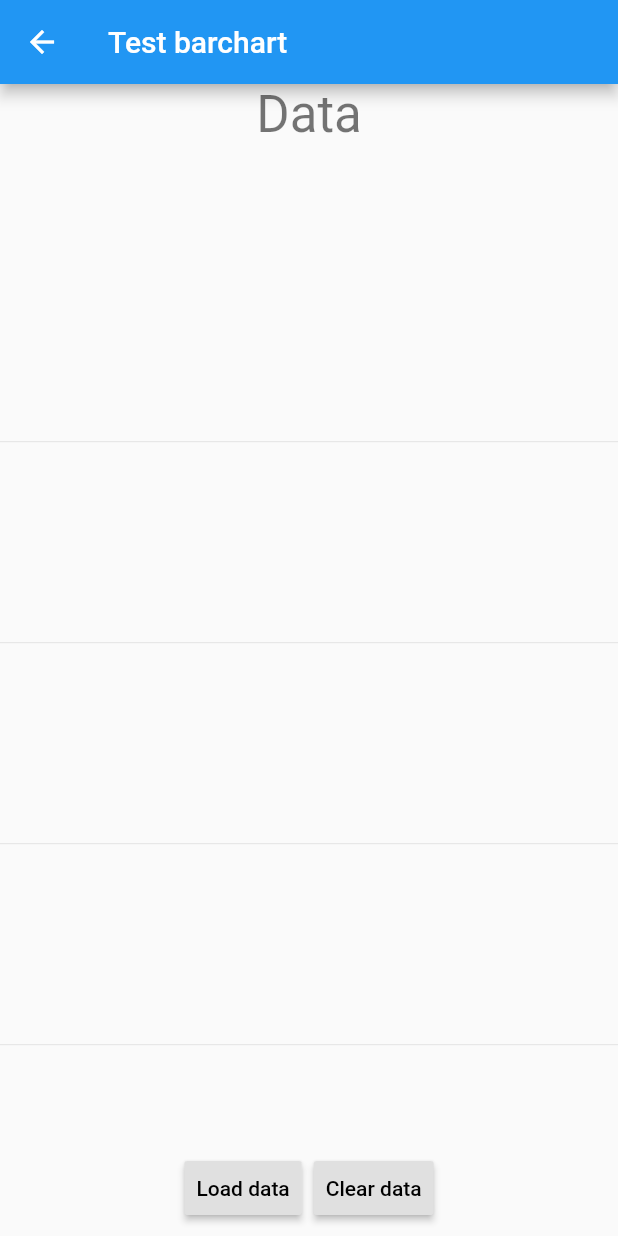
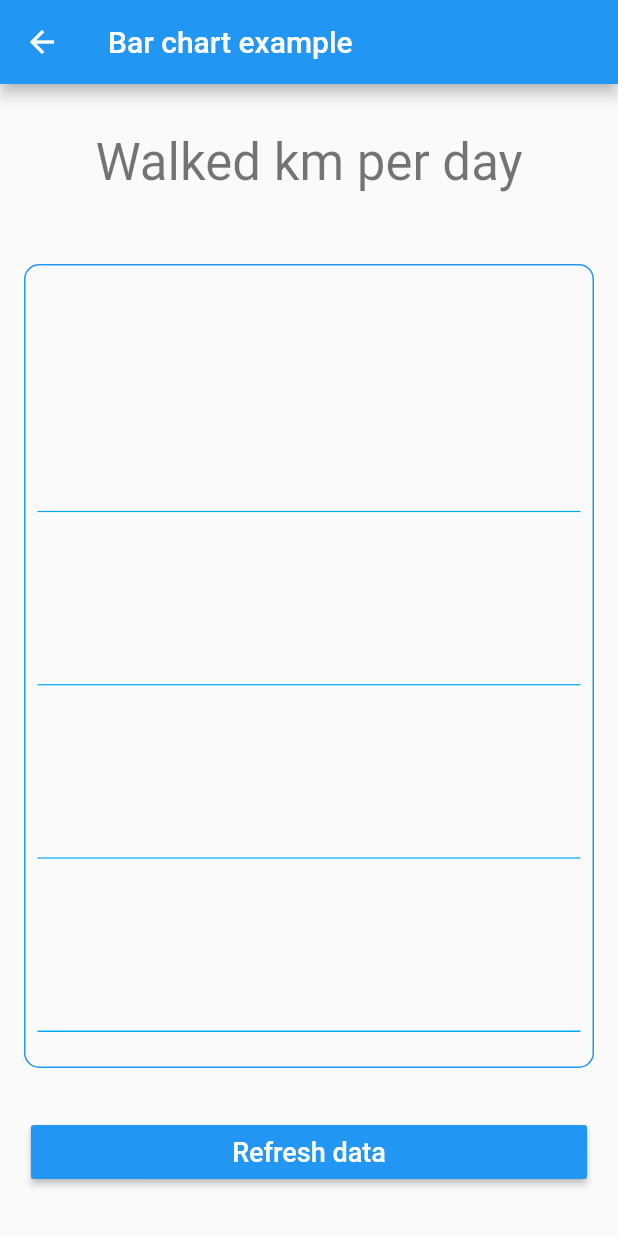
Before and after one commit to fgcan10/chart_components, a Flutter app: the BarChartPage screen opened by its route, on a phone screen of 412 x 824 dp. Run offline on Flutter 3.47's test engine with Material 2 defaults, Android fonts, the phone set to English and light mode, and no system bars.

Commit message:
Bar chart example page

```diff
--- a/example/lib/bar_chart_page.dart
+++ b/example/lib/bar_chart_page.dart
@@ -1,3 +1,5 @@
+import 'dart:math';
+
 import 'package:flutter/material.dart';
 import 'data_repository.dart';
 import 'package:chart_components/bar_chart_component.dart';
@@ -13,7 +15,7 @@ class _BarChartPageState extends State<BarChartPage> {
   List<double> emptyData = [];
   List<double> data;
   List<String> labels = [];
-  bool startDrawing = true;
+  bool loaded = false;
 
   @override
   void initState() {
@@ -25,15 +27,16 @@ class _BarChartPageState extends State<BarChartPage> {
   Widget build(BuildContext context) {
     return Scaffold(
       appBar: AppBar(
-        title: Text('Test barchart'),
+        title: Text('Bar chart example'),
       ),
       body: SafeArea(
         child: Column(
           crossAxisAlignment: CrossAxisAlignment.center,
           children: <Widget>[
             Container(
+              margin: EdgeInsets.only(top: 32),
               child: Text(
-                'Data',
+                'Walked km per day',
                 style: Theme.of(context).textTheme.display1,
               ),
             ),
@@ -42,6 +45,14 @@ class _BarChartPageState extends State<BarChartPage> {
             ),
             Expanded(
               flex: 5,
+              child: Container(
+                margin: EdgeInsets.all(16),
+                padding: EdgeInsets.only(bottom: 0, left: 8, right: 8, top: 8),
+                decoration: BoxDecoration(
+                  shape: BoxShape.rectangle,
+                  borderRadius: BorderRadius.all(Radius.circular(10)),
+                  border: Border.all(color: Theme.of(context).primaryColor),
+                ),
                 child: BarChart(
                   data: data,
                   labels: labels,
@@ -54,34 +65,41 @@ class _BarChartPageState extends State<BarChartPage> {
                   animationDuration: Duration(milliseconds: 1800),
                   animationCurve: Curves.easeInOutSine,
                   itemRadius: 30,
-                iconHeight: 16,
-                roundValuesOnText: true,
+                  iconHeight: 24,
+                  footerHeight: 24,
+                  headerValueHeight: 16,
+                  roundValuesOnText: false,
+                  lineGridColor: Colors.lightBlue,
+                ),
+              ),
+            ),
+            SizedBox(
+              height: 16,
+            ),
+            FractionallySizedBox(
+              widthFactor: 0.9,
+              child: RaisedButton(
+                color: Theme.of(context).primaryColor,
+                child: Text(
+                  'Refresh data',
+                  style: TextStyle(color: Colors.white, fontSize: 18),
+                ),
+                onPressed: () {
+                  setState(() {
+                    if (!loaded) {
+                      data = DataRepository.getData();
+                      loaded = true;
+                    } else {
+                      data[data.length - 1] =
+                          (Random().nextDouble() * 700).round() / 100;
+                    }
+                    labels = DataRepository.getLabels();
+                  });
+                },
               ),
             ),
             SizedBox(
               height: 32,
-            ),
-            ButtonBar(
-              alignment: MainAxisAlignment.center,
-              children: <Widget>[
-                RaisedButton(
-                    child: Text('Load data'),
-                    onPressed: () {
-                      setState(() {
-                        data = DataRepository.getData();
-                        labels = DataRepository.getLabels();
-                      });
-                    }),
-                RaisedButton(
-                  child: Text('Clear data'),
-                  onPressed: () {
-                    setState(() {
-                      data = [];
-                      labels = [];
-                    });
-                  },
-                )
-              ],
             ),
           ],
         ),
--- a/example/lib/calendar_grid_page.dart
+++ b/example/lib/calendar_grid_page.dart
@@ -34,6 +34,7 @@ class _CalendarGridPageState extends State<CalendarGridPage> {
                 year: 2020,
                 month: 1,
                 getColorOfDay: DataRepository.getDayColor,
+                animationDuration: Duration(milliseconds: 1500),
               ),
             ),
           ),
--- a/example/lib/data_repository.dart
+++ b/example/lib/data_repository.dart
@@ -2,32 +2,32 @@ import 'package:flutter/material.dart';
 
 class DataRepository {
   static List<double> data = [
-    2,
+    2.2,
+    0.7,
+    1.4,
+    4.3,
+    3.2,
+    2.1,
+    4.0,
+    2.7,
+    1.4,
+    2.2,
+    3.1,
+    1.9,
+    2.8,
+    1.5,
+    1.2,
     0,
-    1,
-    4,
-    3,
-    2,
-    4,
-    2,
-    1,
-    2,
-    3,
-    1,
-    2,
-    1,
-    1,
-    0,
-    2,
-    1,
-    2,
-    3,
-    4,
-    1,
-    2,
-    3,
-    4,
-    1,
+    2.9,
+    1.8,
+    2.2,
+    3.2,
+    4.5,
+    1.8,
+    2.0,
+    3.8,
+    4.1,
+    1.3,
   ];
 
   static List<double> getData() {
@@ -35,18 +35,54 @@ class DataRepository {
   }
 
   static List<String> getLabels() {
-    List<String> labels = ['a'];
+    List<String> labels = [
+      'mo',
+      'tu',
+      'we',
+      'th',
+      'fr',
+      'sa',
+      'su',
+      'mo',
+      'tu',
+      'we',
+      'th',
+      'fr',
+      'sa',
+      'su',
+      'mo',
+      'tu',
+      'we',
+      'th',
+      'fr',
+      'sa',
+      'su',
+      'mo',
+      'tu',
+      'we',
+      'th',
+      'fr',
+      'sa',
+      'su',
+      'mo',
+      'tu',
+      'we',
+      'th',
+      'fr',
+      'sa',
+      'su'
+    ];
 
     return labels;
   }
 
   static Color getColor(double value) {
-    if (value < 50) {
-      return Colors.red;
-    } else if (value < 100) {
-      return Colors.yellow;
+    if (value < 2) {
+      return Colors.indigo.shade100;
+    } else if (value < 4) {
+      return Colors.indigo.shade500;
     } else
-      return Colors.green;
+      return Colors.indigo.shade900;
   }
 
   static Color getDayColor(int day) {
@@ -60,19 +96,19 @@ class DataRepository {
     if (value < 1) {
       return Icon(
         Icons.sentiment_dissatisfied,
-        size: 16,
+        size: 24,
         color: getColor(value),
       );
     } else if (value < 2) {
       return Icon(
         Icons.sentiment_satisfied,
-        size: 16,
+        size: 24,
         color: getColor(value),
       );
     } else
       return Icon(
         Icons.sentiment_very_satisfied,
-        size: 16,
+        size: 24,
         color: getColor(value),
       );
   }
--- a/lib/bar_chart_component.dart
+++ b/lib/bar_chart_component.dart
@@ -115,28 +115,28 @@ class BarChart extends StatelessWidget {
           id: _Slot.baseline,
           child: Divider(
             color: lineGridColor,
-            thickness: 0.5,
+            thickness: 1,
           ),
         ),
         LayoutId(
           id: _Slot.divider14,
           child: Divider(
             color: lineGridColor,
-            thickness: 0.5,
+            thickness: 0.8,
           ),
         ),
         LayoutId(
           id: _Slot.divider24,
           child: Divider(
             color: lineGridColor,
-            thickness: 0.5,
+            thickness: 0.8,
           ),
         ),
         LayoutId(
           id: _Slot.divider34,
           child: Divider(
             color: lineGridColor,
-            thickness: 0.5,
+            thickness: 0.8,
           ),
         ),
         LayoutId(
@@ -182,6 +182,8 @@ class BarChart extends StatelessWidget {
       hideValue: hideValue,
       footerHeight: footerHeight,
       roundValuesOnText: roundValuesOnText,
+      iconHeight: iconHeight,
+      headerValueHeight: headerValueHeight,
     );
   }
 
```
Also changed, not shown: lib/calendar_grid_component.dart (+34 -12 lines). Lines whose indentation alone changed are shown as unchanged.
